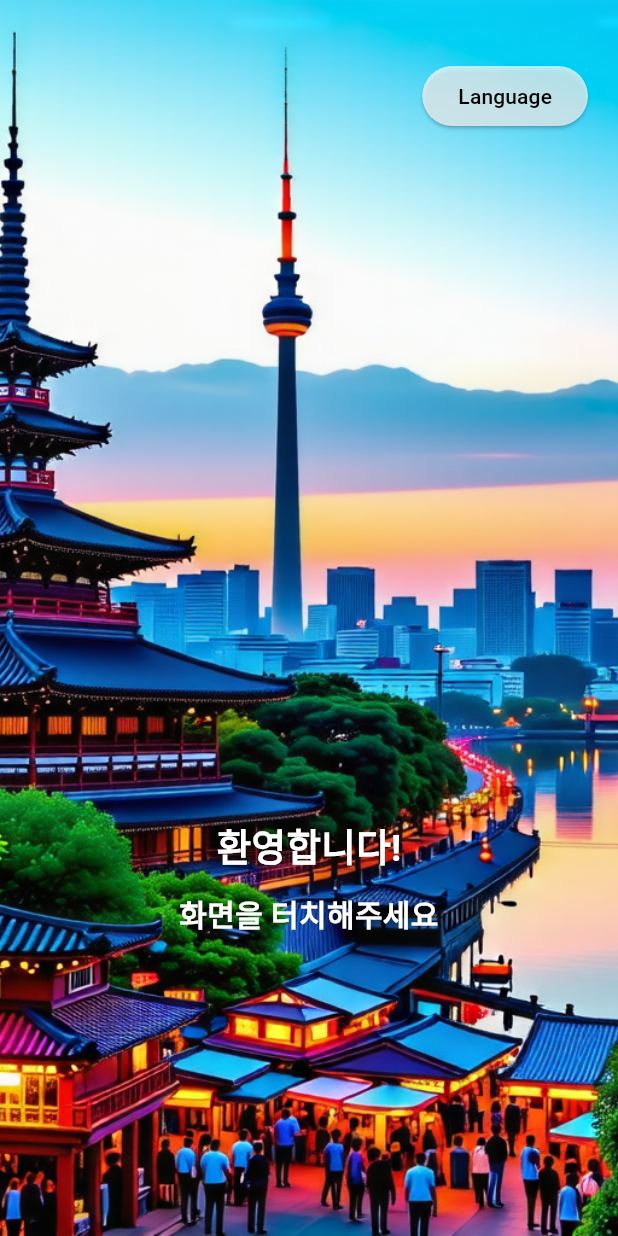
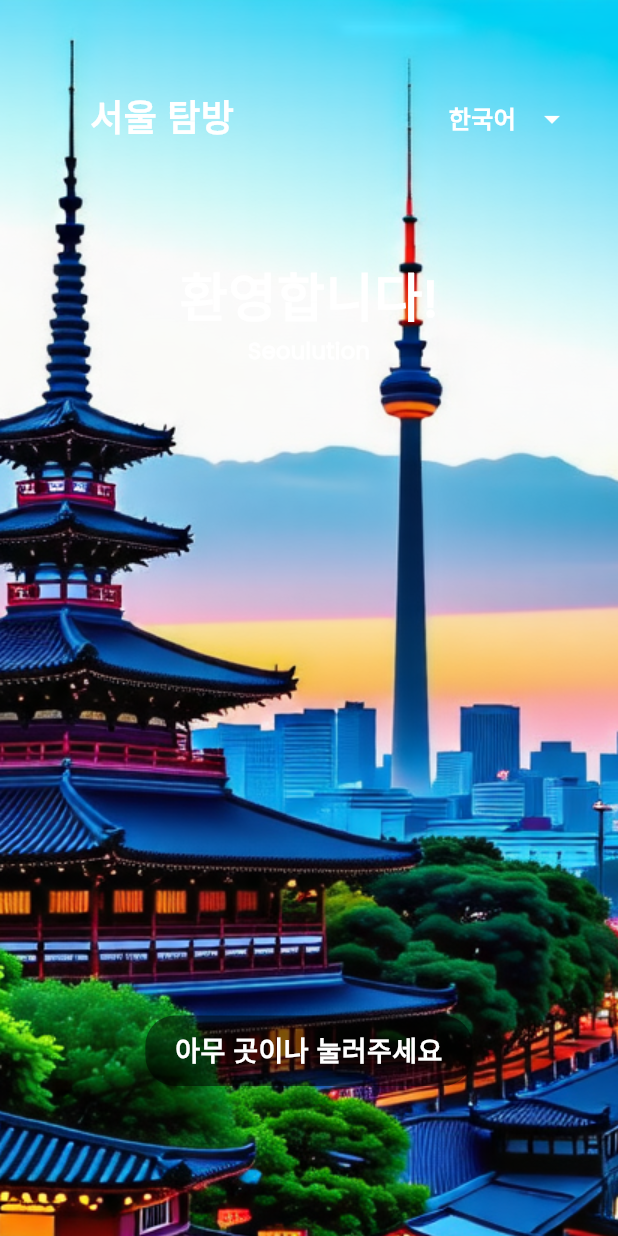
Before and after one commit to abgh012347/flutter_project, a Flutter app: the screen it shows after launch, on a phone screen of 412 x 824 dp. Run offline on Flutter 3.47's test engine with Material 3 defaults, Android fonts, the light colour scheme and no system bars; missing offline and left inert: dart:ffi; network calls fail.

Commit message:
홈화면 구성

```diff
--- a/lib/main.dart
+++ b/lib/main.dart
@@ -2,8 +2,6 @@ import 'package:flutter/material.dart';
 import './start.dart';
 import './best_recommand.dart';
 import './location_recommand.dart';
-
-
 
 void main() {
   runApp(const MyApp());
@@ -12,16 +10,20 @@ void main() {
 class MyApp extends StatelessWidget {
   const MyApp({super.key});
 
-  // This widget is the root of your application.
   @override
   Widget build(BuildContext context) {
     return MaterialApp(
-
+      theme: ThemeData(
+        fontFamily: 'Cherry',
+        popupMenuTheme: PopupMenuThemeData(
+          color: Colors.grey[800], // Set menu item background color
+        ),
+      ),
       routes: {
-        '/':(context)=>StartPage(),
-        '/best_recommand':(context)=>BestRecommandPage(),
-        '/location_recommand':(context)=>LocationRecommandPage(),
-      }
+        '/': (context) => const StartPage(),
+        '/best_recommand': (context) => const BestRecommandPage(),
+        '/location_recommand': (context) => const LocationRecommandPage(),
+      },
     );
   }
 }
--- a/lib/start.dart
+++ b/lib/start.dart
@@ -1,4 +1,5 @@
 import 'package:flutter/material.dart';
+import 'package:flutter_project/language_provider.dart';
 import 'best_recommand.dart';
 
 class StartPage extends StatefulWidget {
@@ -10,117 +11,92 @@ class StartPage extends StatefulWidget {
 
 class _StartPageState extends State<StartPage> {
   String _selectedLanguage = "한국어";
+  final LanguageProvider _languageProvider = LanguageProvider();
+  double _imageLeft = -350; // 초기 위치
+  bool _isAnimationCompleted = false;
+  bool _isContentVisible = false;
 
-  void _showLanguageDialog() {
-    showDialog(
-      context: context,
-      builder: (context) {
-        return AlertDialog(
-          backgroundColor: Colors.white.withOpacity(0.9),
-          title: const Text("언어 설정"),
-          content: Column(
-            mainAxisSize: MainAxisSize.min,
-            children: [
-              ElevatedButton(
-                onPressed: () {
+  final Map<String, Map<String, String>> languageData = {
+    "한국어": {
+      "name": "한국어",
+      "guide": "서울 탐방",
+      "tapAnywhere": "아무 곳이나 눌러주세요",
+      "welcome": "환영합니다!",
+      "projectName": "Seoulution", // Project name in Korean pronunciation
+    },
+    "ENG": {
+      "name": "ENG",
+      "guide": "Explore Seoul",
+      "tapAnywhere": "Tap anywhere",
+      "welcome": "Welcome!",
+      "projectName": "Seoulution", // Project name in English pronunciation
+    },
+    "日本語": {
+      "name": "日本語",
+      "guide": "ソウル探検",
+      "tapAnywhere": "どこでもタップしてください",
+      "welcome": "ようこそ",
+      "projectName": "ソウルーション", // Project name in Japanese pronunciation
+    },
+    "中國語": {
+      "name": "中國語",
+      "guide": "探索首尔",
+      "tapAnywhere": "点击任意位置",
+      "welcome": "欢迎",
+      "projectName": "首尔解决方案", // Project name in Chinese pronunciation
+    },
+  };
+
+  @override
+  void initState() {
+    super.initState();
+    _initializeApp();
+  }
+
+  Future<void> _initializeApp() async {
+    await _fetchLanguage();
+    _startImageAnimation();
+  }
+
+  Future<void> _fetchLanguage() async {
+    try {
+      String language = await _languageProvider.fetchCurrentLanguage();
       setState(() {
-                    _selectedLanguage = "한국어";
+        _selectedLanguage = language;
       });
-                  Navigator.pop(context,);
-                },
-                style: ElevatedButton.styleFrom(
-                  backgroundColor: Colors.white.withAlpha(230),
-                  shadowColor: Colors.black.withAlpha(230),
-                  elevation: 5,
-                  minimumSize: const Size(180, 60),
-                  padding: const EdgeInsets.symmetric(vertical: 15),
-                  textStyle: const TextStyle(
-                    fontSize: 20,
-                    fontWeight: FontWeight.bold,
-                  ),
-                ),
-                child: const Text("한국어"),
-              ),
-              const SizedBox(height: 15),
-              ElevatedButton(
-                onPressed: () {
+    } catch (e) {
+      debugPrint("Failed to fetch language: ${e}");
+    }
+  }
+
+  void _saveLanguage(String language) async {
+    try {
+      await _languageProvider.saveLanguage(language);
       setState(() {
-                    _selectedLanguage = "영어";
+        _selectedLanguage = language;
       });
-                  Navigator.pop(context);
-                },
-                style: ElevatedButton.styleFrom(
-                  backgroundColor: Colors.white.withAlpha(230),
-                  shadowColor: Colors.black.withAlpha(230),
-                  elevation: 5,
-                  minimumSize: const Size(180, 60),
-                  padding: const EdgeInsets.symmetric(vertical: 15),
-                  textStyle: const TextStyle(
-                    fontSize: 20,
-                    fontWeight: FontWeight.bold,
-                  ),
-                ),
-                child: const Text("영어"),
-              ),
-              const SizedBox(height: 15),
-              ElevatedButton(
-                onPressed: () {
+    } catch (e) {
+      debugPrint("Failed to save language: ${e}");
+    }
+  }
+
+  void _startImageAnimation() {
+    Future.delayed(const Duration(milliseconds: 2000), () {
       setState(() {
-                    _selectedLanguage = "일본어";
+        _imageLeft = -220;
       });
-                  Navigator.pop(context);
-                },
-                style: ElevatedButton.styleFrom(
-                  backgroundColor: Colors.white.withAlpha(230),
-                  shadowColor: Colors.black.withAlpha(230),
-                  elevation: 5,
-                  minimumSize: const Size(180, 60),
-                  padding: const EdgeInsets.symmetric(vertical: 15),
-                  textStyle: const TextStyle(
-                    fontSize: 20,
-                    fontWeight: FontWeight.bold,
-                  ),
-                ),
-                child: const Text("일본어"),
-              ),
-              const SizedBox(height: 15),
-              ElevatedButton(
-                onPressed: () {
+
+      Future.delayed(const Duration(seconds: 1), () {
         setState(() {
-                    _selectedLanguage = "중국어";
+          _isAnimationCompleted = true;
         });
-                  Navigator.pop(context);
-                },
-                style: ElevatedButton.styleFrom(
-                  backgroundColor: Colors.white.withAlpha(230),
-                  shadowColor: Colors.black.withAlpha(230),
-                  elevation: 5,
-                  minimumSize: const Size(180, 60),
-                  padding: const EdgeInsets.symmetric(vertical: 15),
-                  textStyle: const TextStyle(
-                    fontSize: 20,
-                    fontWeight: FontWeight.bold,
-                  ),
-                ),
-                child: const Text("중국어"),
-              ),
-            ],
-          ),
-          actions: [
-            TextButton(
-              onPressed: () {
-                Navigator.pop(context);
-              },
-              child: const Text("취소",
-                style: TextStyle(
-                  fontSize: 17,
-                ),
-              ),
-            ),
-          ],
-        );
-      },
-    );
+        Future.delayed(const Duration(milliseconds: 500), () {
+          setState(() {
+            _isContentVisible = true;
+          });
+        });
+      });
+    });
   }
 
   void _goToNextPage() {
@@ -137,47 +113,94 @@ class _StartPageState extends State<StartPage> {
       child: Scaffold(
         body: Stack(
           children: [
-            Container(
-              decoration: const BoxDecoration(
-                image: DecorationImage(
-                  image: AssetImage("images/seoul.png"),
-                  fit: BoxFit.cover,
+            AnimatedPositioned(
+              duration: const Duration(seconds: 1),
+              curve: Curves.easeInOut,
+              left: _imageLeft,
+              top: 0,
+              child: Image.asset(
+                "images/seoul.png",
+              ),
+            ),
+            if (_isAnimationCompleted)
+              AnimatedOpacity(
+                opacity: _isAnimationCompleted ? 1 : 0,
+                duration: const Duration(milliseconds: 800),
+                child: Stack(
+                  children: [
+                    Positioned(
+                      bottom: 570,
+                      left: 0,
+                      right: 0,
+                      child: AnimatedOpacity(
+                        opacity: _isContentVisible ? 1 : 0,
+                        duration: const Duration(milliseconds: 800),
+                        child: Column(
+                          children: [
+                            Text(
+                              languageData[_selectedLanguage]!['welcome']!,
+                              style: const TextStyle(
+                                color: Colors.white,
+                                fontSize: 35,
+                                fontWeight: FontWeight.bold,
+                              ),
+                            ),
+                            Text(
+                              languageData[_selectedLanguage]!['projectName']!,
+                              style: const TextStyle(
+                                color: Colors.white,
+                                fontSize: 15,
+                                fontWeight: FontWeight.bold,
+                              ),
+                            ),
+                            const SizedBox(height: 10),
+                          ],
                         ),
                       ),
                     ),
                     Positioned(
-              top: 40,
+                      top: 60,
+                      left: 60,
+                      child: Text(
+                        languageData[_selectedLanguage]!['guide']!,
+                        style: const TextStyle(
+                          color: Colors.white,
+                          fontSize: 24,
+                          fontWeight: FontWeight.bold,
+                        ),
+                      ),
+                    ),
+                    AnimatedPositioned(
+                      duration: const Duration(milliseconds: 800),
+                      curve: Curves.easeInOut,
+                      top: _isContentVisible ? 55 : -50,
                       right: 20,
-              child: ElevatedButton(
-                onPressed: _showLanguageDialog,
-                style: ElevatedButton.styleFrom(
-                  backgroundColor: Colors.white.withOpacity(0.7),
-                  foregroundColor: Colors.black,
-                ),
-                child: const Text("Language"),
+                      child: DropdownButtonHideUnderline(
+                        child: _buildPopupMenuButton(),
                       ),
                     ),
                     Positioned(
-              bottom: 200,
+                      bottom: 100, // Moved higher
                       left: 0,
                       right: 0,
-              child: Column(
-                children: [
-                  Text(
-                    "환영합니다!",
+                      child: Center(
+                        child: Container(
+                          decoration: BoxDecoration(
+                            color: Colors.black.withOpacity(0.5),
+                            borderRadius: BorderRadius.circular(20),
+                          ),
+                          padding: const EdgeInsets.symmetric(
+                              horizontal: 20, vertical: 10),
+                          child: Text(
+                            languageData[_selectedLanguage]!['tapAnywhere']!,
+                            textAlign: TextAlign.center,
                             style: const TextStyle(
                               color: Colors.white,
-                        fontSize: 25,
-                        fontWeight: FontWeight.bold),
+                              fontSize: 18,
+                              fontWeight: FontWeight.bold,
                             ),
-                  const SizedBox(height: 10),
-                  const Text(
-                    "화면을 터치해주세요",
-                    textAlign: TextAlign.center,
-                    style: TextStyle(
-                      color: Colors.white,
-                      fontSize: 20,
-                      fontWeight: FontWeight.bold,
+                          ),
+                        ),
                       ),
                     ),
                   ],
@@ -188,4 +211,43 @@ class _StartPageState extends State<StartPage> {
       ),
     );
   }
+
+  Widget _buildPopupMenuButton() {
+    return Row(
+      mainAxisAlignment: MainAxisAlignment.end, // 메뉴 버튼을 화면 오른쪽 끝에 위치
+      children: <Widget>[
+        Text(
+          languageData[_selectedLanguage]!['name']!, // 현재 선택된 언어 표시
+          style: const TextStyle(
+              color: Colors.white,
+              fontSize: 16,
+              fontWeight: FontWeight.bold
+          ),
+        ),
+        PopupMenuButton<String>(
+          onSelected: (String value) {
+            setState(() {
+              _selectedLanguage = value;
+            });
+            _saveLanguage(value);
+          },
+          itemBuilder: (BuildContext context) => languageData.keys.map((String value) {
+            return PopupMenuItem<String>(
+              value: value,
+              child: Text(languageData[value]!['name']!,
+                style: TextStyle(
+                    color: Colors.black45
+                ),),
+            );
+          }).toList(),
+          icon: const Icon(Icons.arrow_drop_down, color: Colors.white),
+          offset: const Offset(8.5, 40), // 버튼 바로 아래에서 메뉴 시작
+          color: Colors.transparent, // 메뉴 배경색
+          shape: RoundedRectangleBorder(borderRadius: BorderRadius.circular(12)), // 메뉴의 모서리 둥글게
+          elevation: 500, // 메뉴의 그림자 높이
+        ),
+      ],
+    );
   }
+
+}
--- a/pubspec.yaml
+++ b/pubspec.yaml
@@ -78,7 +78,7 @@ flutter:
   fonts:
     - family: Cherry
       fonts:
-        - asset: fonts/CherryBombOne-Regular.ttf
+        - asset: fonts/Poppins-Regular.ttf
   #       - asset: fonts/Schyler-Italic.ttf
   #         style: italic
   #   - family: Trajan Pro
```
Also changed, not shown: fonts/Poppins-Regular.ttf (added). Lines whose indentation alone changed are shown as unchanged.
